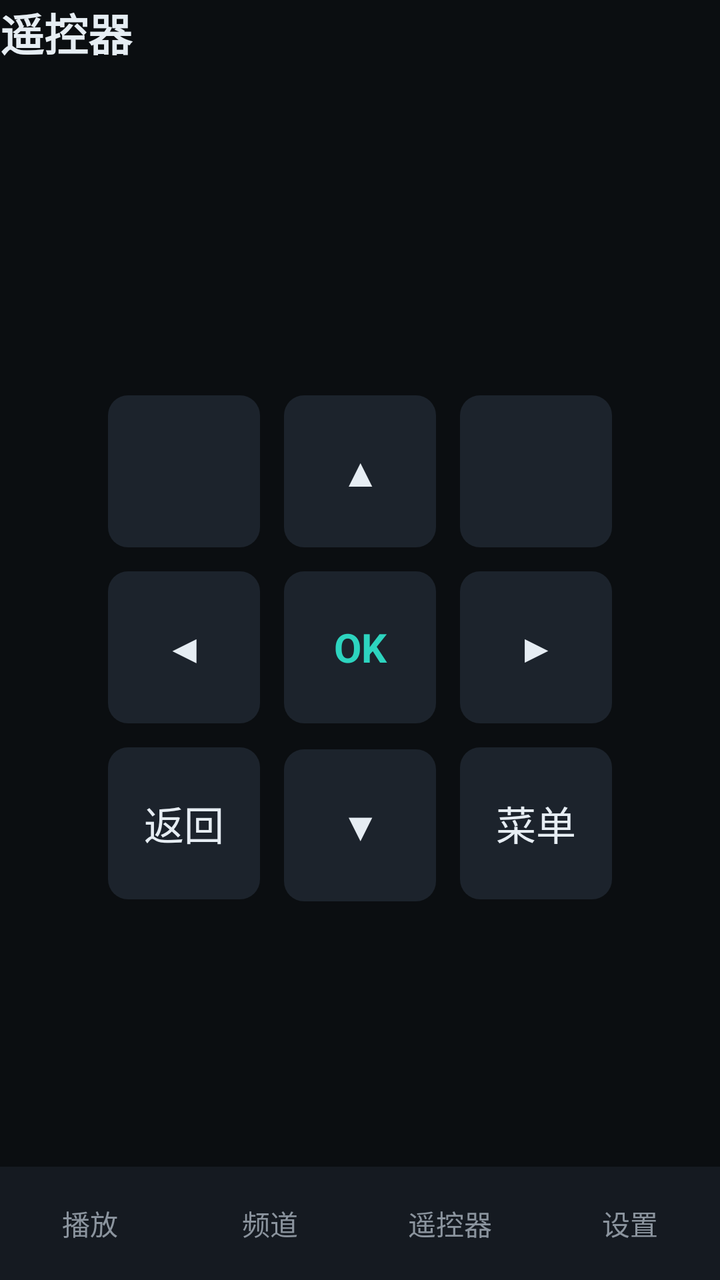
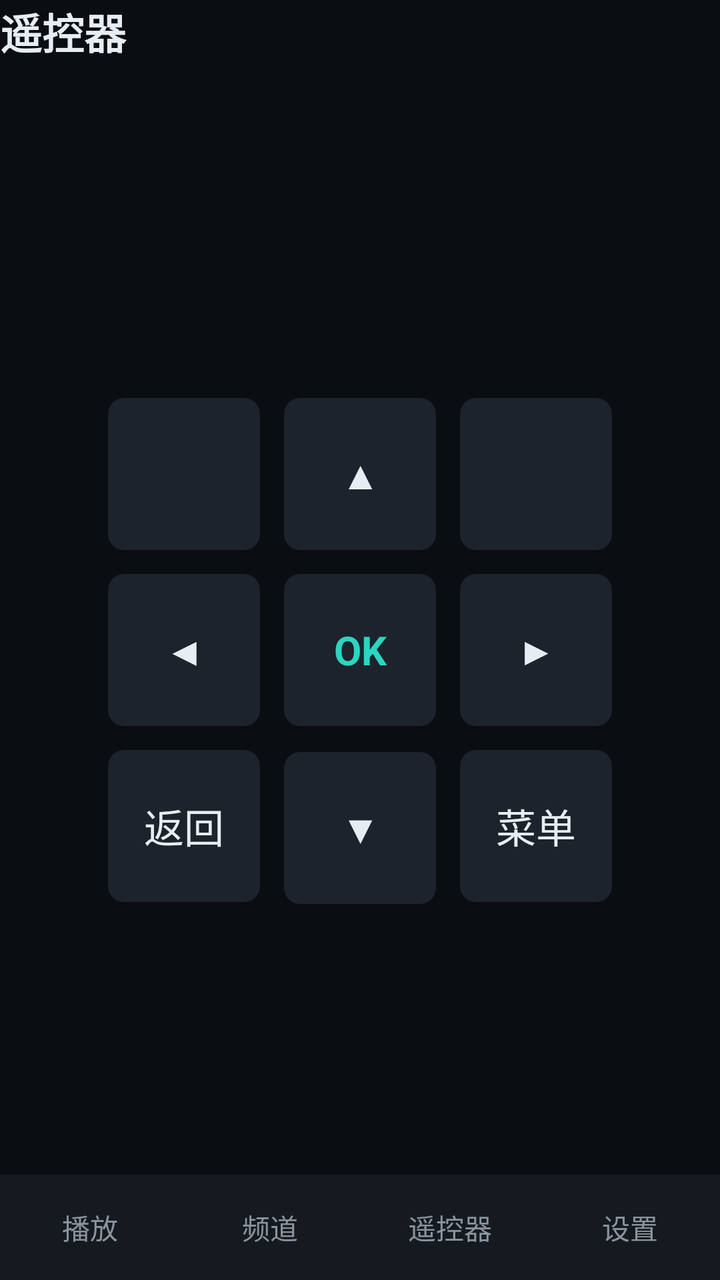

Two renders of the same Android screen: before a commit and after it. Below are the layout's source before the change and the commit's diff.
<!-- AndroidManifest.xml: application theme Theme.Litv -->
<!-- res/layout/activity_remote.xml -->
<?xml version="1.0" encoding="utf-8"?>
<LinearLayout xmlns:android="http://schemas.android.com/apk/res/android"
    android:layout_width="match_parent"
    android:layout_height="match_parent"
    android:background="@color/bg"
    android:orientation="vertical">

    <ScrollView
        android:layout_width="match_parent"
        android:layout_height="0dp"
        android:layout_weight="1"
        android:fillViewport="true"
        android:scrollbars="none">

        <LinearLayout
            android:layout_width="match_parent"
            android:layout_height="wrap_content"
            android:orientation="vertical">

    <LinearLayout
        android:layout_width="match_parent"
        android:layout_height="wrap_content"
        android:gravity="center_vertical"
        android:orientation="horizontal">

        <TextView
            android:layout_width="0dp"
            android:layout_height="wrap_content"
            android:layout_weight="1"
            android:text="遥控器"
            android:textColor="@color/text_primary"
            android:textSize="22sp"
            android:textStyle="bold" />

        <TextView
            android:id="@+id/status"
            android:layout_width="wrap_content"
            android:layout_height="wrap_content"
            android:textColor="@color/accent"
            android:textSize="12sp" />
    </LinearLayout>

    
    <HorizontalScrollView
        android:layout_width="match_parent"
        android:layout_height="wrap_content"
        android:layout_marginTop="12dp"
        android:scrollbars="none">

        <LinearLayout
            android:id="@+id/targets"
            android:layout_width="wrap_content"
            android:layout_height="wrap_content"
            android:orientation="horizontal" />
    </HorizontalScrollView>

    
    <LinearLayout
        android:layout_width="match_parent"
        android:layout_height="0dp"
        android:layout_marginTop="20dp"
        android:layout_weight="1"
        android:gravity="center"
        android:orientation="vertical">

        <LinearLayout
            android:layout_width="wrap_content"
            android:layout_height="wrap_content"
            android:orientation="horizontal">

            <TextView style="@style/RemoteKey" android:text="" />

            <TextView
                android:id="@+id/keyUp"
                style="@style/RemoteKey"
                android:text="▲" />

            <TextView style="@style/RemoteKey" android:text="" />
        </LinearLayout>

        <LinearLayout
            android:layout_width="wrap_content"
            android:layout_height="wrap_content"
            android:orientation="horizontal">

            <TextView
                android:id="@+id/keyLeft"
                style="@style/RemoteKey"
                android:text="◀" />

            <TextView
                android:id="@+id/keyOk"
                style="@style/RemoteKeyAccent"
                android:text="OK" />

            <TextView
                android:id="@+id/keyRight"
                style="@style/RemoteKey"
                android:text="▶" />
        </LinearLayout>

        <LinearLayout
            android:layout_width="wrap_content"
            android:layout_height="wrap_content"
            android:orientation="horizontal">

            <TextView
                android:id="@+id/keyBack"
                style="@style/RemoteKey"
                android:text="返回" />

            <TextView
                android:id="@+id/keyDown"
                style="@style/RemoteKey"
                android:text="▼" />

            <TextView
                android:id="@+id/keyMenu"
                style="@style/RemoteKey"
                android:text="菜单" />
        </LinearLayout>
    </LinearLayout>

    
    <LinearLayout
        android:id="@+id/numberPad"
        android:layout_width="match_parent"
        android:layout_height="wrap_content"
        android:orientation="vertical" />

    
        </LinearLayout>
    </ScrollView>

    <include layout="@layout/view_bottom_tabs" />
</LinearLayout>
<!-- res/layout/view_bottom_tabs.xml (included above) -->
<?xml version="1.0" encoding="utf-8"?>
<LinearLayout xmlns:android="http://schemas.android.com/apk/res/android"
    android:layout_width="match_parent"
    android:layout_height="wrap_content"
    android:background="@color/bg_panel"
    android:orientation="horizontal"
    android:paddingVertical="10dp">

    <TextView
        android:id="@+id/tabPlay"
        style="@style/PhoneTab"
        android:text="播放" />

    <TextView
        android:id="@+id/tabChannel"
        style="@style/PhoneTab"
        android:text="频道" />

    <TextView
        android:id="@+id/tabRemote"
        style="@style/PhoneTab"
        android:text="遥控器" />

    <TextView
        android:id="@+id/tabSettings"
        style="@style/PhoneTab"
        android:text="设置" />
</LinearLayout>
<!-- resources referenced by this layout -->
<resources>
  <color name="accent">#FF2DD4BF</color>
  <color name="bg">#FF0B0E11</color>
  <color name="bg_panel">#FF151A21</color>
  <color name="text_primary">#FFE6EDF3</color>
  <style name="PhoneTab">
          <item name="android:layout_width">0dp</item>
          <item name="android:layout_height">wrap_content</item>
          <item name="android:layout_weight">1</item>
          <item name="android:gravity">center</item>
          <item name="android:paddingVertical">8dp</item>
          <item name="android:textColor">@color/text_secondary</item>
          <item name="android:textSize">14sp</item>
      </style>
  <style name="RemoteKey">
          <item name="android:layout_width">76dp</item>
          <item name="android:layout_height">76dp</item>
          <item name="android:layout_margin">6dp</item>
          <item name="android:background">@drawable/bg_card</item>
          <item name="android:gravity">center</item>
          <item name="android:textColor">@color/text_primary</item>
          <item name="android:textSize">20sp</item>
      </style>
  <style name="RemoteKeyAccent" parent="RemoteKey">
          <item name="android:background">@drawable/bg_focusable</item>
          <item name="android:textColor">@color/accent</item>
          <item name="android:textStyle">bold</item>
      </style>
  <style name="Theme.Litv" parent="Theme.AppCompat.NoActionBar">
          <item name="android:windowBackground">@color/bg</item>
          <item name="android:colorBackground">@color/bg</item>
          <item name="android:textColorPrimary">@color/text_primary</item>
          <item name="android:textColorSecondary">@color/text_secondary</item>
          <item name="android:statusBarColor">@color/bg</item>
          <item name="android:navigationBarColor">@color/bg</item>
      </style>
  <color name="text_secondary">#FF8B949E</color>
  <!-- drawable bg_card (drawable) -->
  <?xml version="1.0" encoding="utf-8"?>
  <shape xmlns:android="http://schemas.android.com/apk/res/android"
      android:shape="rectangle">
      <solid android:color="@color/bg_card" />
      <corners android:radius="10dp" />
  </shape>
  <!-- drawable bg_focusable (drawable) -->
  <?xml version="1.0" encoding="utf-8"?>
  <selector xmlns:android="http://schemas.android.com/apk/res/android">
      <item android:state_selected="true">
          <shape android:shape="rectangle">
              <solid android:color="@color/select_bg" />
              <corners android:radius="10dp" />
              <stroke android:width="1dp" android:color="@android:color/white" />
          </shape>
      </item>
      <item android:state_focused="true">
          <shape android:shape="rectangle">
              <solid android:color="@color/bg_card" />
              <corners android:radius="10dp" />
              <stroke android:width="3dp" android:color="@color/focus_stroke" />
          </shape>
      </item>
      <item android:state_pressed="true">
          <shape android:shape="rectangle">
              <solid android:color="@color/accent_dim" />
              <corners android:radius="10dp" />
          </shape>
      </item>
      <item>
          <shape android:shape="rectangle">
              <solid android:color="@color/bg_card" />
              <corners android:radius="10dp" />
          </shape>
      </item>
  </selector>
  <color name="bg_card">#FF1C232C</color>
  <color name="select_bg">#FF1E63C8</color>
  <color name="focus_stroke">#FF2DD4BF</color>
  <color name="accent_dim">#FF14807A</color>
</resources>

<!-- the commit's change to res/layout/activity_remote.xml (unified diff, before → after) -->
@@ -29,7 +29,7 @@
             android:layout_weight="1"
             android:text="遥控器"
             android:textColor="@color/text_primary"
-            android:textSize="22sp"
+            android:textSize="21sp"
             android:textStyle="bold" />
 
         <TextView
@@ -37,7 +37,7 @@
             android:layout_width="wrap_content"
             android:layout_height="wrap_content"
             android:textColor="@color/accent"
-            android:textSize="12sp" />
+            android:textSize="11sp" />
     </LinearLayout>
 
     
@@ -141,7 +141,7 @@
     android:layout_height="wrap_content"
     android:background="@color/bg_panel"
     android:orientation="horizontal"
-    android:paddingVertical="10dp">
+    android:paddingVertical="8dp">
 
     <TextView
         android:id="@+id/tabPlay"
<!-- resource entries referenced after the edit -->
@@ -41,7 +41,7 @@
   <shape xmlns:android="http://schemas.android.com/apk/res/android"
       android:shape="rectangle">
       <solid android:color="@color/bg_card" />
-      <corners android:radius="10dp" />
+      <corners android:radius="8dp" />
   </shape>
   <!-- drawable bg_focusable (drawable) -->
   <?xml version="1.0" encoding="utf-8"?>
@@ -49,27 +49,27 @@
       <item android:state_selected="true">
           <shape android:shape="rectangle">
               <solid android:color="@color/select_bg" />
-              <corners android:radius="10dp" />
+              <corners android:radius="8dp" />
               <stroke android:width="1dp" android:color="@android:color/white" />
           </shape>
       </item>
       <item android:state_focused="true">
           <shape android:shape="rectangle">
               <solid android:color="@color/bg_card" />
-              <corners android:radius="10dp" />
+              <corners android:radius="8dp" />
               <stroke android:width="3dp" android:color="@color/focus_stroke" />
           </shape>
       </item>
       <item android:state_pressed="true">
           <shape android:shape="rectangle">
               <solid android:color="@color/accent_dim" />
-              <corners android:radius="10dp" />
+              <corners android:radius="8dp" />
           </shape>
       </item>
       <item>
           <shape android:shape="rectangle">
               <solid android:color="@color/bg_card" />
-              <corners android:radius="10dp" />
+              <corners android:radius="8dp" />
           </shape>
       </item>
   </selector>
